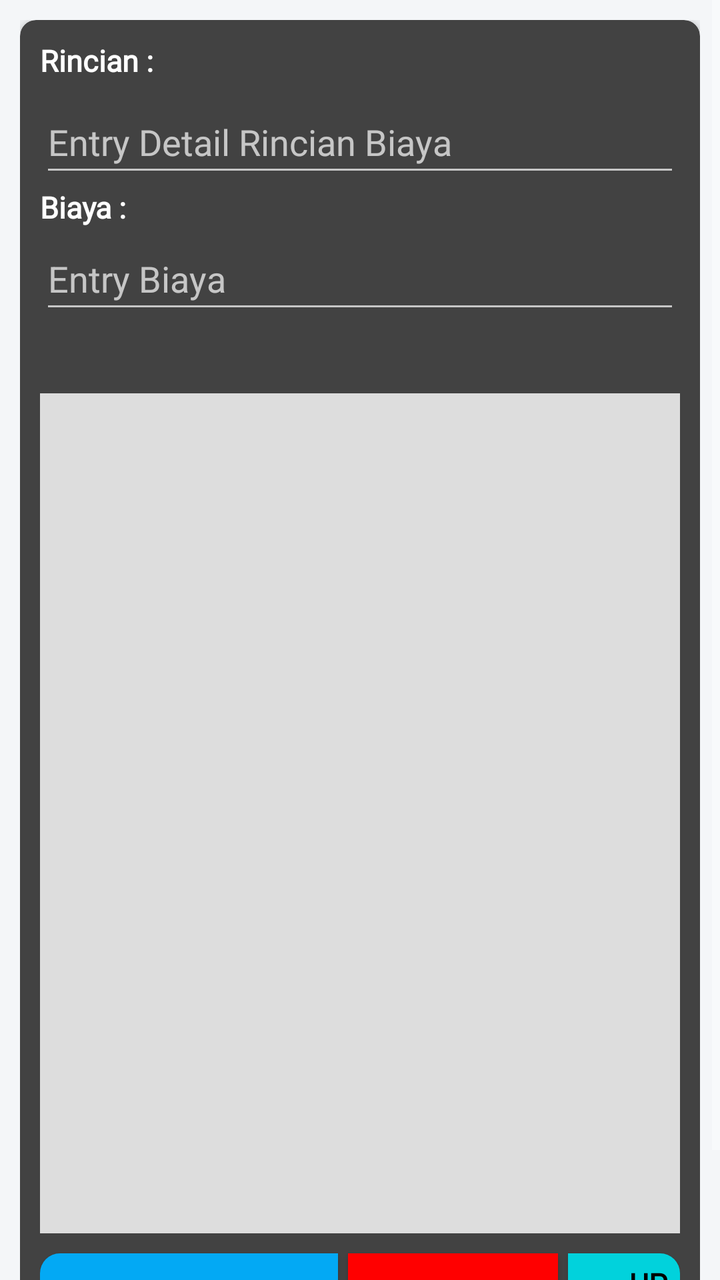
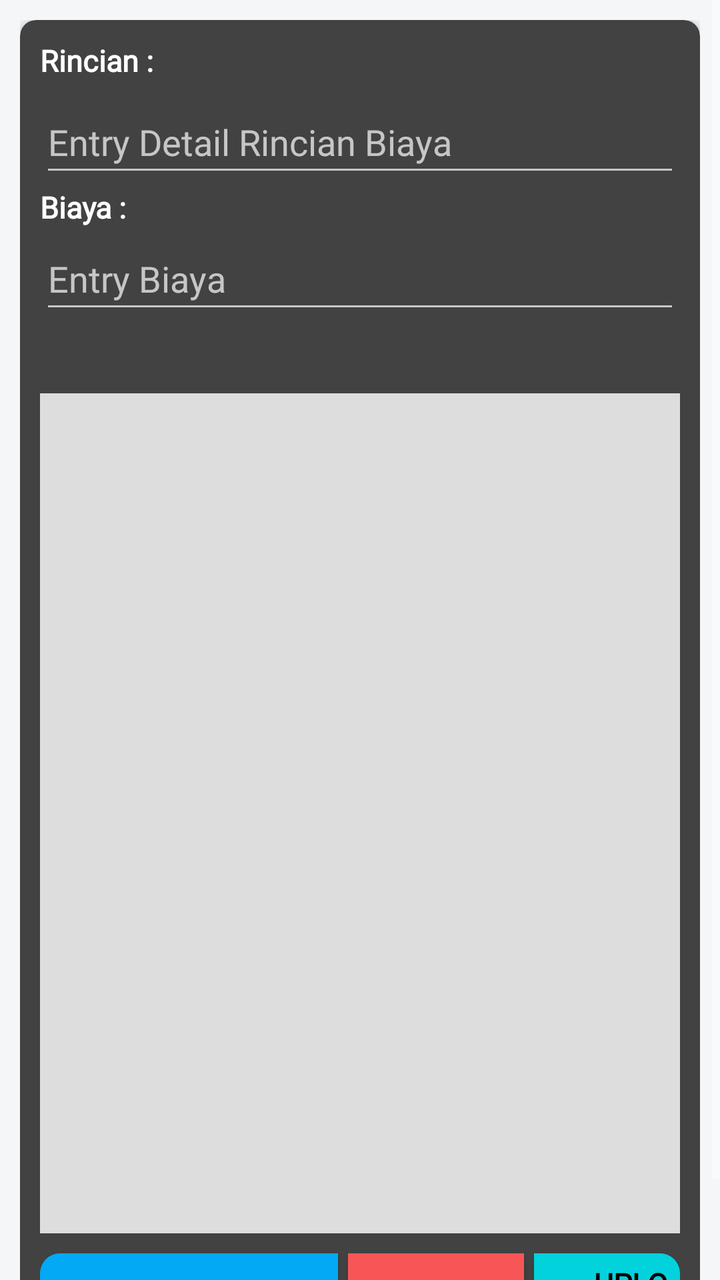

Two renders of the same Android screen: before a commit and after it. Below are the layout's source before the change and the commit's diff.
<!-- AndroidManifest.xml: application theme AppTheme -->
<!-- res/layout/activity_edit_rincian_biaya.xml -->
<?xml version="1.0" encoding="utf-8"?>
<ScrollView
    xmlns:android="http://schemas.android.com/apk/res/android"
    xmlns:app="http://schemas.android.com/apk/res-auto"
    xmlns:tools="http://schemas.android.com/tools"
    android:layout_width="match_parent"
    android:layout_height="match_parent"
    android:background="#F4F6F8">

    <LinearLayout
        android:layout_width="match_parent"
        android:layout_height="wrap_content"
        android:orientation="vertical"
        android:padding="10dp">

        <androidx.cardview.widget.CardView
            android:layout_width="match_parent"
            android:layout_height="wrap_content"
            app:cardCornerRadius="8dp"
            app:cardElevation="4dp">

            <RelativeLayout
                android:layout_width="match_parent"
                android:layout_height="wrap_content"
                android:orientation="vertical"
                android:padding="10dp">

                <TextView
                    android:id="@+id/textdetailisi"
                    android:layout_width="wrap_content"
                    android:layout_height="wrap_content"
                    android:text="@string/rincian"
                    android:textColor="@color/white"
                    android:textSize="15sp"
                    android:textStyle="bold"
                    android:fontFamily="@font/poppins_regular" />

                <EditText
                    android:id="@+id/edtRincian"
                    android:layout_width="match_parent"
                    android:layout_height="48dp"
                    android:layout_marginTop="5dp"
                    android:hint="@string/entry_detail_rincian_biaya"
                    android:inputType="text"
                    android:selectAllOnFocus="true"
                    android:textColor="@color/white"
                    android:fontFamily="@font/poppins_regular"
                    android:layout_below="@+id/textdetailisi"
                    android:importantForAutofill="no"/>

                <TextView
                    android:id="@+id/textdetailjumlah"
                    android:layout_width="wrap_content"
                    android:layout_height="wrap_content"
                    android:text="@string/biaya"
                    android:textColor="@color/white"
                    android:textSize="15sp"
                    android:textStyle="bold"
                    android:layout_below="@+id/edtRincian"
                    android:fontFamily="@font/poppins_regular" />

                <EditText
                    android:id="@+id/edtJumlah"
                    android:layout_width="match_parent"
                    android:layout_height="48dp"
                    android:hint="@string/entry_biaya"
                    android:inputType="number"
                    android:layout_below="@+id/textdetailjumlah"
                    tools:ignore="Autofill" />

                <TextView
                    android:id="@+id/txtTanggal"
                    android:layout_width="wrap_content"
                    android:layout_height="wrap_content"
                    android:paddingTop="6dp"
                    android:textStyle="bold|italic"
                    android:fontFamily="@font/poppins_regular"
                    android:textColor="@color/kuning"
                    android:layout_below="@+id/edtJumlah"/>

                <ImageView
                    android:id="@+id/imgBukti"
                    android:layout_width="match_parent"
                    android:layout_height="420dp"
                    android:layout_marginTop="10dp"
                    android:scaleType="centerCrop"
                    android:contentDescription="@string/todo"
                    android:background="#DDDDDD"
                    android:layout_below="@+id/txtTanggal"/>

                <Button
                    android:id="@+id/btn_simpanrincian"
                    android:layout_width="wrap_content"
                    android:layout_height="wrap_content"
                    android:layout_marginTop="10dp"
                    android:layout_marginEnd="5dp"
                    android:background="@drawable/circle_simpan"
                    android:text="@string/simpan_rincian"
                    android:padding="5dp"
                    android:textColor="@color/hitam"
                    android:textSize="15sp"
                    android:textStyle="bold"
                    android:fontFamily="@font/poppins_regular"
                    android:layout_below="@+id/imgBukti"
                    />

                <Button
                    android:id="@+id/btn_hapusrincian"
                    android:layout_width="wrap_content"
                    android:layout_height="wrap_content"
                    android:layout_marginTop="10dp"
                    android:layout_marginEnd="5dp"
                    android:background="@drawable/circle_hapus"
                    android:drawableStart="@drawable/ic_delete_black"
                    android:layout_toEndOf="@+id/btn_simpanrincian"
                    android:text="@string/hapus"
                    android:padding="5dp"
                    android:textColor="@color/white"
                    android:textSize="15sp"
                    android:textStyle="bold"
                    android:fontFamily="@font/poppins_regular"
                    android:layout_below="@+id/imgBukti"
                    />

                <Button
                    android:id="@+id/btn_pilihgambar"
                    android:layout_width="wrap_content"
                    android:layout_height="wrap_content"
                    android:layout_marginTop="10dp"
                    android:background="@drawable/circle_upload"
                    android:drawableStart="@drawable/ic_photo_camera"
                    android:layout_toEndOf="@+id/btn_hapusrincian"
                    android:text="@string/upload"
                    android:padding="5dp"
                    android:textColor="@color/hitam"
                    android:textSize="15sp"
                    android:textStyle="bold"
                    android:fontFamily="@font/poppins_regular"
                    android:layout_below="@+id/imgBukti"
                    />
            </RelativeLayout>
        </androidx.cardview.widget.CardView>

    </LinearLayout>
</ScrollView>
<!-- resources referenced by this layout -->
<resources>
  <color name="hitam">#000000    </color>
  <color name="kuning">#ff8f00    </color>
  <color name="white">#FFFFFF    </color>
  <!-- drawable circle_hapus (drawable) -->
  <?xml version="1.0" encoding="utf-8"?>
  <shape xmlns:android="http://schemas.android.com/apk/res/android"
      android:shape="rectangle"
      >
      <solid android:color="@color/merah" />
      <corners
          android:bottomRightRadius="0dp"
          android:bottomLeftRadius="0dp"
          android:topLeftRadius="0dp"
          android:topRightRadius="0dp"
          android:radius="10dp"
          />
  </shape>
  <!-- drawable circle_simpan (drawable) -->
  <?xml version="1.0" encoding="utf-8"?>
  <shape xmlns:android="http://schemas.android.com/apk/res/android"
      android:shape="rectangle"
      >
      <solid android:color="@color/blue" />
      <corners
          android:bottomRightRadius="0dp"
          android:bottomLeftRadius="10dp"
          android:topLeftRadius="10dp"
          android:topRightRadius="0dp"
          android:radius="10dp"
          />
  </shape>
  <!-- drawable circle_upload (drawable) -->
  <?xml version="1.0" encoding="utf-8"?>
  <shape xmlns:android="http://schemas.android.com/apk/res/android"
      android:shape="rectangle"
      >
      <solid android:color="#01D2DC" />
      <corners
          android:bottomRightRadius="10dp"
          android:bottomLeftRadius="0dp"
          android:topLeftRadius="0dp"
          android:topRightRadius="10dp"
          android:radius="10dp"
          />
  </shape>
  <!-- drawable ic_delete_black (drawable) -->
  <vector xmlns:android="http://schemas.android.com/apk/res/android"
          android:width="24dp"
          android:height="24dp"
          android:viewportWidth="24.0"
          android:viewportHeight="24.0">
      <path
          android:fillColor="#ffffff"
          android:pathData="M6,19c0,1.1 0.9,2 2,2h8c1.1,0 2,-0.9 2,-2V7H6v12zM19,4h-3.5l-1,-1h-5l-1,1H5v2h14V4z"/>
  </vector>
  <!-- drawable ic_photo_camera (drawable) -->
  <vector xmlns:android="http://schemas.android.com/apk/res/android"
          android:width="24dp"
          android:height="24dp"
          android:viewportWidth="24.0"
          android:viewportHeight="24.0">
      <path
          android:fillColor="#FF000000"
          android:pathData="M12,12m-3.2,0a3.2,3.2 0,1 1,6.4 0a3.2,3.2 0,1 1,-6.4 0"/>
      <path
          android:fillColor="#FF000000"
          android:pathData="M9,2L7.17,4L4,4c-1.1,0 -2,0.9 -2,2v12c0,1.1 0.9,2 2,2h16c1.1,0 2,-0.9 2,-2L22,6c0,-1.1 -0.9,-2 -2,-2h-3.17L15,2L9,2zM12,17c-2.76,0 -5,-2.24 -5,-5s2.24,-5 5,-5 5,2.24 5,5 -2.24,5 -5,5z"/>
  </vector>
  <string name="biaya">Biaya :</string>
  <string name="entry_biaya">Entry Biaya</string>
  <string name="entry_detail_rincian_biaya">Entry Detail Rincian Biaya</string>
  <string name="hapus">❌ Hapus</string>
  <string name="rincian">Rincian :</string>
  <string name="simpan_rincian">👉 Simpan Rincian</string>
  <string name="todo" translatable="false">TODO</string>
  <string name="upload">  Upload</string>
  <style name="AppTheme" parent="Theme.AppCompat.NoActionBar">
          
          <item name="colorPrimary">@color/list_item_title_gelap</item>
          <item name="colorPrimaryDark">@color/list_item_title</item>
          <item name="colorAccent">@color/colorAccent</item>
          <item name="windowActionBar">false</item>
          <item name="windowNoTitle">true</item>
      </style>
  <color name="merah">#FFFF0000  </color>
  <color name="blue">#03A9F4</color>
  <color name="list_item_title_gelap">#049BB6</color>
  <color name="list_item_title">#0082C8</color>
  <color name="colorAccent">#FFFFFF</color>
</resources>

<!-- the commit's change to res/layout/activity_edit_rincian_biaya.xml (unified diff, before → after) -->
@@ -111,7 +111,6 @@
                     android:layout_marginTop="10dp"
                     android:layout_marginEnd="5dp"
                     android:background="@drawable/circle_hapus"
-                    android:drawableStart="@drawable/ic_delete_black"
                     android:layout_toEndOf="@+id/btn_simpanrincian"
                     android:text="@string/hapus"
                     android:padding="5dp"
<!-- resource entries referenced after the edit -->
@@ -8,7 +8,7 @@
   <shape xmlns:android="http://schemas.android.com/apk/res/android"
       android:shape="rectangle"
       >
-      <solid android:color="@color/merah" />
+      <solid android:color="#F85656" />
       <corners
           android:bottomRightRadius="0dp"
           android:bottomLeftRadius="0dp"
@@ -45,16 +45,6 @@
           android:radius="10dp"
           />
   </shape>
-  <!-- drawable ic_delete_black (drawable) -->
-  <vector xmlns:android="http://schemas.android.com/apk/res/android"
-          android:width="24dp"
-          android:height="24dp"
-          android:viewportWidth="24.0"
-          android:viewportHeight="24.0">
-      <path
-          android:fillColor="#ffffff"
-          android:pathData="M6,19c0,1.1 0.9,2 2,2h8c1.1,0 2,-0.9 2,-2V7H6v12zM19,4h-3.5l-1,-1h-5l-1,1H5v2h14V4z"/>
-  </vector>
   <!-- drawable ic_photo_camera (drawable) -->
   <vector xmlns:android="http://schemas.android.com/apk/res/android"
           android:width="24dp"
@@ -84,7 +74,6 @@
           <item name="windowActionBar">false</item>
           <item name="windowNoTitle">true</item>
       </style>
-  <color name="merah">#FFFF0000  </color>
   <color name="blue">#03A9F4</color>
   <color name="list_item_title_gelap">#049BB6</color>
   <color name="list_item_title">#0082C8</color>
